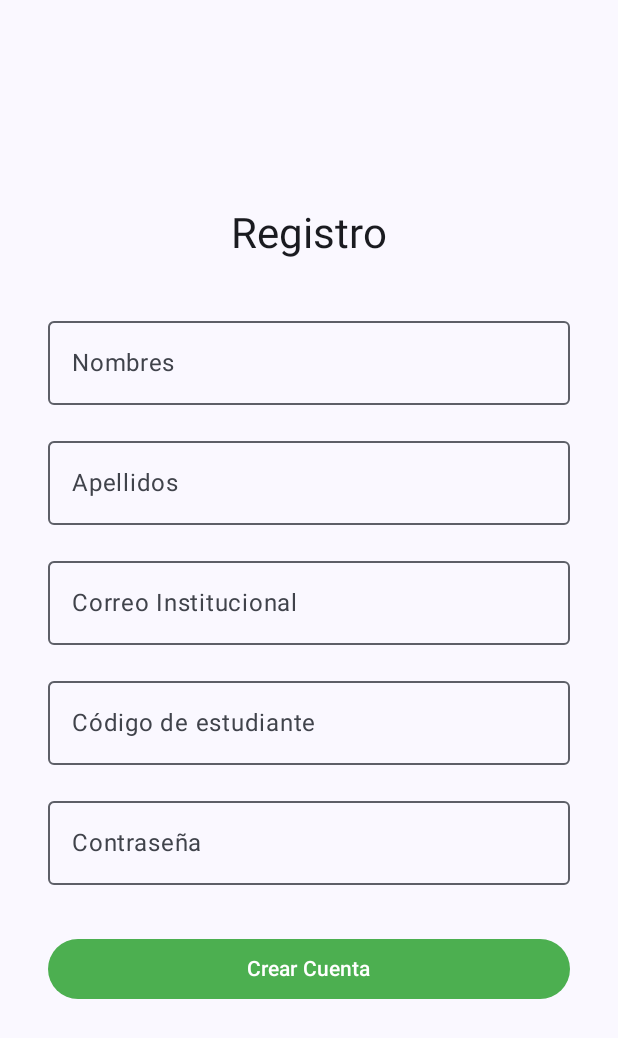
After one commit to PabloGC1908/stress-predict, an Android app built with Jetpack Compose: the composable RegistrationScreen shown on its own in the app's theme, on a phone screen of 412 x 824 dp. The commit adds this screen. Shown: the top 1038 px of the screen. Run offline under Robolectric (Android 15) with nearby library versions, the phone set to English and light mode, and no system bars.

Commit message:
Agregando interfaz de registro

```diff
--- /dev/null
+++ b/Frontend/app/src/main/java/com/pgc/stresspredict/ui/RegistrationScreen.kt
@@ -0,0 +1,115 @@
+package com.pgc.stresspredict.ui
+
+import androidx.compose.foundation.layout.*
+import androidx.compose.foundation.text.KeyboardOptions
+import androidx.compose.material3.*
+import androidx.compose.runtime.*
+import androidx.compose.ui.Alignment
+import androidx.compose.ui.Modifier
+import androidx.compose.ui.graphics.Color
+import androidx.compose.ui.text.input.KeyboardType
+import androidx.compose.ui.text.input.PasswordVisualTransformation
+import androidx.compose.ui.tooling.preview.Preview
+import androidx.compose.ui.unit.dp
+import com.pgc.stresspredict.ui.theme.StressPredictTheme
+
+@Composable
+fun RegistrationScreen(
+    onRegisterSuccess: () -> Unit = {},
+) {
+    var nombres by remember { mutableStateOf("") }
+    var apellidos by remember { mutableStateOf("") }
+    var email by remember { mutableStateOf("") }
+    var codigo by remember { mutableStateOf("") }
+    var password by remember { mutableStateOf("") }
+
+    Column(
+        modifier = Modifier
+            .fillMaxSize()
+            .padding(32.dp),
+        horizontalAlignment = Alignment.CenterHorizontally,
+        verticalArrangement = Arrangement.Center
+    ) {
+        // Encabezado
+        Text(
+            text = "Registro",
+            style = MaterialTheme.typography.headlineMedium,
+            modifier = Modifier.padding(bottom = 32.dp)
+        )
+
+        // Campos del formulario
+        OutlinedTextField(
+            value = nombres,
+            onValueChange = { nombres = it },
+            label = { Text("Nombres") },
+            modifier = Modifier.fillMaxWidth(),
+            singleLine = true
+        )
+
+        Spacer(modifier = Modifier.height(16.dp))
+
+        OutlinedTextField(
+            value = apellidos,
+            onValueChange = { apellidos = it },
+            label = { Text("Apellidos") },
+            modifier = Modifier.fillMaxWidth(),
+            singleLine = true
+        )
+
+        Spacer(modifier = Modifier.height(16.dp))
+
+        OutlinedTextField(
+            value = email,
+            onValueChange = { email = it },
+            label = { Text("Correo Institucional") },
+            modifier = Modifier.fillMaxWidth(),
+            singleLine = true,
+            keyboardOptions = KeyboardOptions(keyboardType = KeyboardType.Email)
+        )
+
+        Spacer(modifier = Modifier.height(16.dp))
+
+        OutlinedTextField(
+            value = codigo,
+            onValueChange = { codigo = it },
+            label = { Text("Código de estudiante") },
+            modifier = Modifier.fillMaxWidth(),
+            singleLine = true,
+            keyboardOptions = KeyboardOptions(keyboardType = KeyboardType.Number)
+        )
+
+        Spacer(modifier = Modifier.height(16.dp))
+
+        OutlinedTextField(
+            value = password,
+            onValueChange = { password = it },
+            label = { Text("Contraseña") },
+            modifier = Modifier.fillMaxWidth(),
+            singleLine = true,
+            visualTransformation = PasswordVisualTransformation(),
+            keyboardOptions = KeyboardOptions(keyboardType = KeyboardType.Password)
+        )
+
+        Spacer(modifier = Modifier.height(32.dp))
+
+        // Botones
+        Button(
+            onClick = onRegisterSuccess,
+            modifier = Modifier.fillMaxWidth(),
+            colors = ButtonDefaults.buttonColors(containerColor = Color(0xFF4CAF50))
+        ) {
+            Text("Crear Cuenta")
+        }
+
+        Spacer(modifier = Modifier.height(16.dp))
+
+    }
+}
+
+@Preview(showBackground = true)
+@Composable
+fun RegistrationScreenPreview() {
+    StressPredictTheme {
+        RegistrationScreen()
+    }
+}
```
Also changed, not shown: Frontend/app/src/main/java/com/pgc/stresspredict/MainActivity.kt (+22 -99 lines), Frontend/app/src/main/java/com/pgc/stresspredict/ui/LoginScreen.kt (added, +109 -0 lines).
